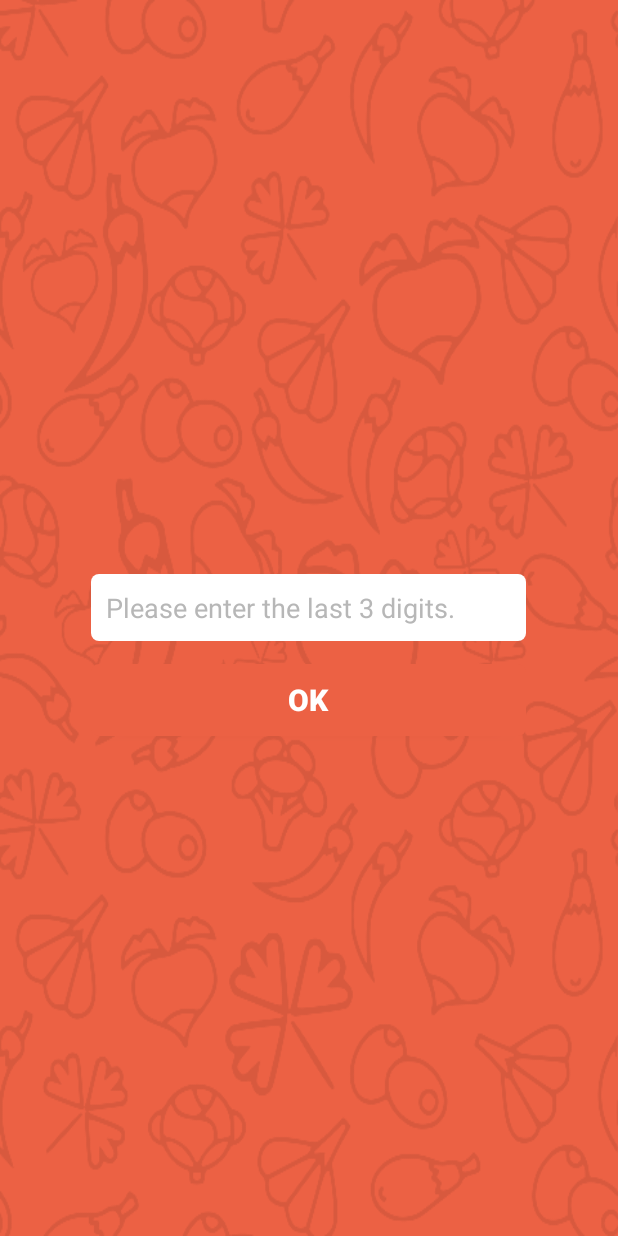
After one commit to chathurangae/grocery_android, an Android app: the ForgotPin screen opened directly, with no data from a screen before it, on a phone screen of 412 x 824 dp. The commit adds this screen. Run offline under Robolectric (Android 15) with nearby library versions, the phone set to English and light mode, and no system bars; our stand-ins replace ButterKnife, RxJava; 1 statement that could not run was skipped.

Commit message:
add forgot pin

```diff
--- a/app/build.gradle
+++ b/app/build.gradle
@@ -52,6 +52,8 @@ dependencies {
     compile 'io.reactivex.rxjava2:rxandroid:2.0.1'
     compile 'io.reactivex.rxjava2:rxjava:2.1.1'
     compile 'com.github.bumptech.glide:glide:4.0.0-RC1'
+    compile 'com.google.code.gson:gson:2.2.+'
+    compile files('libs/gson-2.2.4.jar')
     testCompile 'junit:junit:4.12'
     annotationProcessor 'com.jakewharton:butterknife-compiler:8.6.0'
     annotationProcessor 'com.github.bumptech.glide:compiler:4.0.0-RC1'
--- a/app/src/main/AndroidManifest.xml
+++ b/app/src/main/AndroidManifest.xml
@@ -6,7 +6,6 @@
 
     <uses-feature android:name="android.hardware.camera" />
     <uses-feature android:name="android.hardware.camera.autofocus" />
-
 
     <supports-screens
         android:anyDensity="true"
@@ -31,7 +30,8 @@
         </activity>
         <activity android:name=".ui.login.LoginScreen" />
         <activity android:name=".ui.login.RegisterScreen" />
-        <activity android:name=".ui.home.ShellActivity"></activity>
+        <activity android:name=".ui.home.ShellActivity" />
+        <activity android:name=".ui.login.ForgotPin"></activity>
     </application>
 
 </manifest>
--- /dev/null
+++ b/app/src/main/java/com/groceryapp/helpers/PreferenceManager.java
@@ -0,0 +1,47 @@
+package com.groceryapp.helpers;
+
+
+import android.content.Context;
+import android.content.SharedPreferences;
+import com.google.gson.Gson;
+import com.groceryapp.model.User;
+
+public class PreferenceManager {
+    private static final String PREFERENCE_NAME = "Grocery";
+    private static final String USER_KEY = "User";
+
+    private SharedPreferences preferences;
+
+    public PreferenceManager(Context context) {
+        this.preferences = context.getSharedPreferences(PREFERENCE_NAME, Context.MODE_PRIVATE);
+    }
+
+    private void putObject(String key, Object object) {
+        Gson gson = new Gson();
+        String json = gson.toJson(object);
+        SharedPreferences.Editor editor = this.preferences.edit();
+        editor.putString(key, json);
+        editor.apply();
+    }
+
+    @SuppressWarnings("unchecked")
+    private <T> T getObject(String key, Class<T> type) {
+        String json = this.preferences.getString(key, "");
+        Object result = null;
+        if (!json.isEmpty()) {
+            Gson gson = new Gson();
+            result = gson.fromJson(json, type);
+        }
+        return (T) result;
+    }
+
+    public void putUser(User user) {
+        this.putObject(USER_KEY, user);
+    }
+
+    public User getUser() {
+        return this.getObject(USER_KEY, User.class);
+    }
+
+
+}
--- a/app/src/main/java/com/groceryapp/model/User.java
+++ b/app/src/main/java/com/groceryapp/model/User.java
@@ -6,6 +6,7 @@ import com.raizlabs.android.dbflow.annotation.Column;
 import com.raizlabs.android.dbflow.annotation.PrimaryKey;
 import com.raizlabs.android.dbflow.annotation.Table;
 import com.raizlabs.android.dbflow.structure.BaseModel;
+
 
 @Table(database = GroceryDatabase.class)
 public class User extends BaseModel {
--- /dev/null
+++ b/app/src/main/java/com/groceryapp/ui/login/ForgotPin.java
@@ -0,0 +1,68 @@
+package com.groceryapp.ui.login;
+
+
+import android.os.Bundle;
+import android.widget.EditText;
+import android.widget.FrameLayout;
+import android.widget.LinearLayout;
+import android.widget.TextView;
+
+import com.groceryapp.R;
+import com.groceryapp.helpers.PreferenceManager;
+import com.groceryapp.model.User;
+import com.groceryapp.ui.BaseActivity;
+
+import butterknife.BindView;
+import butterknife.ButterKnife;
+import butterknife.OnClick;
+
+public class ForgotPin extends BaseActivity {
+
+    @BindView(R.id.nic_field)
+    EditText nicField;
+    @BindView(R.id.new_pin_field)
+    EditText newPinField;
+    @BindView(R.id.confirm_new_pin_field)
+    EditText confirmNewPin;
+    @BindView(R.id.nic_detail_text)
+    TextView nicDetailText;
+    @BindView(R.id.nic_validation_layout)
+    LinearLayout nicLayout;
+    @BindView(R.id.reset_pin_layout)
+    FrameLayout resetPinLayout;
+
+    @Override
+    protected void onCreate(Bundle savedInstanceState) {
+        super.onCreate(savedInstanceState);
+        setContentView(R.layout.activity_forgot_pin);
+        ButterKnife.bind(this);
+        initView();
+    }
+
+    private void initView() {
+        if (null != new PreferenceManager(this).getUser()) {
+            User currentUser = new PreferenceManager(this).getUser();
+            String userNic = currentUser.getNic().trim();
+            String lastRemoved = userNic.substring(0,userNic.length()-1);
+            String lastCharacter= userNic.substring(userNic.length()-1);
+
+            String firstDigits = userNic.substring(0,3);
+            String lastDigits = lastRemoved.substring(Math.max(lastRemoved.length()-3,0));
+
+            nicDetailText.setText("NIC :"+firstDigits+"xxxxx"+lastCharacter+"please enter last 3 digit");
+        }
+
+    }
+
+    @OnClick(R.id.btn_Ok)
+    void nicConfirm() {
+
+    }
+
+    @OnClick(R.id.btn_reset_pin)
+    void resetPin() {
+
+    }
+
+
+}
--- a/app/src/main/java/com/groceryapp/ui/login/RegisterScreen.java
+++ b/app/src/main/java/com/groceryapp/ui/login/RegisterScreen.java
@@ -8,6 +8,7 @@ import android.util.Log;
 import android.widget.EditText;
 
 import com.groceryapp.R;
+import com.groceryapp.helpers.PreferenceManager;
 import com.groceryapp.helpers.ValidationHelper;
 import com.groceryapp.model.User;
 import com.groceryapp.persistence.LoginDA;
@@ -40,7 +41,6 @@ public class RegisterScreen extends BaseActivity {
     protected void onCreate(Bundle savedInstanceState) {
         super.onCreate(savedInstanceState);
         setContentView(R.layout.activity_register_screen);
-
         ButterKnife.bind(this);
     }
 
@@ -87,6 +87,7 @@ public class RegisterScreen extends BaseActivity {
             this.persistenceSingle(new LoginDA().saveUser(currentUser))
                     .subscribe(
                             success -> {
+                                new PreferenceManager(this).putUser(currentUser);
                                 goToLoginPage();
                             },
                             error -> {
--- /dev/null
+++ b/app/src/main/res/layout/activity_forgot_pin.xml
@@ -0,0 +1,140 @@
+<?xml version="1.0" encoding="utf-8"?>
+<RelativeLayout xmlns:android="http://schemas.android.com/apk/res/android"
+    xmlns:app="http://schemas.android.com/apk/res-auto"
+    xmlns:tools="http://schemas.android.com/tools"
+    android:layout_width="match_parent"
+    android:layout_height="match_parent"
+    android:background="@drawable/img_background"
+    tools:context="com.groceryapp.ui.login.ForgotPin">
+
+    <LinearLayout
+        android:id="@+id/nic_validation_layout"
+        android:layout_width="350dp"
+        android:layout_height="wrap_content"
+        android:layout_centerInParent="true"
+        android:orientation="vertical"
+        android:padding="10dp">
+
+
+        <LinearLayout
+            android:layout_width="0dp"
+            android:layout_height="0dp"
+            android:background="@android:color/transparent"
+            android:focusable="true"
+            android:focusableInTouchMode="true" />
+
+        <TextView
+            android:id="@+id/nic_detail_text"
+            android:layout_width="wrap_content"
+            android:layout_height="wrap_content"
+            android:layout_gravity="center"
+            android:layout_marginTop="25dp"
+            android:textColor="@color/whiteColor"
+            android:textSize="17sp"
+            android:textStyle="bold" />
+
+        <EditText
+            android:id="@+id/nic_field"
+            android:layout_width="match_parent"
+            android:layout_height="wrap_content"
+            android:layout_marginLeft="20dp"
+            android:layout_marginRight="20dp"
+            android:layout_marginTop="10dp"
+            android:background="@drawable/edtext_bg"
+            android:hint="@string/nic_field_hint"
+            android:inputType="number"
+            android:maxLength="3"
+            android:padding="10dp"
+            android:textColorHint="@color/texthint" />
+
+
+        <Button
+            android:id="@+id/btn_Ok"
+            android:layout_width="match_parent"
+            android:layout_height="wrap_content"
+            android:layout_marginBottom="10dp"
+            android:layout_marginLeft="20dp"
+            android:layout_marginRight="20dp"
+            android:layout_marginTop="15dp"
+            android:background="@drawable/loginbutton"
+            android:padding="10dp"
+            android:text="Ok"
+            android:textColor="@color/textColorPrimary"
+            android:textSize="20sp"
+            android:textStyle="bold" />
+
+
+    </LinearLayout>
+
+    <FrameLayout
+        android:id="@+id/reset_pin_layout"
+        android:layout_width="match_parent"
+        android:layout_height="match_parent"
+        android:visibility="gone">
+
+        <LinearLayout
+            android:layout_width="350dp"
+            android:layout_height="wrap_content"
+            android:layout_gravity="center"
+            android:orientation="vertical"
+            android:padding="10dp">
+
+
+            <LinearLayout
+                android:layout_width="0dp"
+                android:layout_height="0dp"
+                android:background="@android:color/transparent"
+                android:focusable="true"
+                android:focusableInTouchMode="true" />
+
+            <EditText
+                android:id="@+id/new_pin_field"
+                android:layout_width="match_parent"
+                android:layout_height="wrap_content"
+                android:layout_marginLeft="20dp"
+                android:layout_marginRight="20dp"
+                android:layout_marginTop="10dp"
+                android:background="@drawable/edtext_bg"
+                android:hint="New PIN"
+                android:inputType="numberPassword"
+                android:maxLength="8"
+                android:padding="10dp"
+                android:textColorHint="@color/texthint" />
+
+            <EditText
+                android:id="@+id/confirm_new_pin_field"
+                android:layout_width="match_parent"
+                android:layout_height="wrap_content"
+                android:layout_marginLeft="20dp"
+                android:layout_marginRight="20dp"
+                android:layout_marginTop="10dp"
+                android:background="@drawable/edtext_bg"
+                android:hint="Confirm New PIN"
+                android:inputType="numberPassword"
+                android:maxLength="8"
+                android:padding="10dp"
+                android:textColorHint="@color/texthint" />
+
+
+            <Button
+                android:id="@+id/btn_reset_pin"
+                android:layout_width="match_parent"
+                android:layout_height="wrap_content"
+                android:layout_marginBottom="10dp"
+                android:layout_marginLeft="20dp"
+                android:layout_marginRight="20dp"
+                android:layout_marginTop="15dp"
+                android:background="@drawable/loginbutton"
+                android:padding="10dp"
+                android:text="Reset Pin"
+                android:textColor="@color/textColorPrimary"
+                android:textSize="20sp"
+                android:textStyle="bold" />
+
+
+        </LinearLayout>
+
+    </FrameLayout>
+
+
+</RelativeLayout>
--- a/app/src/main/res/layout/activity_register_screen.xml
+++ b/app/src/main/res/layout/activity_register_screen.xml
@@ -136,7 +136,7 @@
                 android:layout_marginTop="10dp"
                 android:background="@drawable/edtext_bg"
                 android:hint="PIN"
-                android:inputType="number"
+                android:inputType="numberPassword"
                 android:maxLength="8"
                 android:padding="10dp"
                 android:textColorHint="@color/texthint" />
@@ -151,7 +151,7 @@
                 android:layout_marginTop="10dp"
                 android:background="@drawable/edtext_bg"
                 android:hint="confirm PIN"
-                android:inputType="number"
+                android:inputType="numberPassword"
                 android:maxLength="8"
                 android:padding="10dp"
                 android:textColorHint="@color/texthint" />
--- a/app/src/main/res/values/strings.xml
+++ b/app/src/main/res/values/strings.xml
@@ -13,5 +13,6 @@
     <string name="email_field_verify">Please Enter your firstName</string>
     <string name="email_field_hint">Enter your Email</string>
     <string name="pin_field_hint">Enter your PIN</string>
+    <string name="nic_field_hint">Please enter the last 3 digits.</string>
 
 </resources>
```
Also changed, not shown: app/src/main/java/com/groceryapp/ui/BaseActivity.java (+7 -0 lines), app/src/main/java/com/groceryapp/ui/login/LoginScreen.java (+14 -27 lines), app/src/main/res/layout/activity_login_screen.xml (+6 -4 lines).
